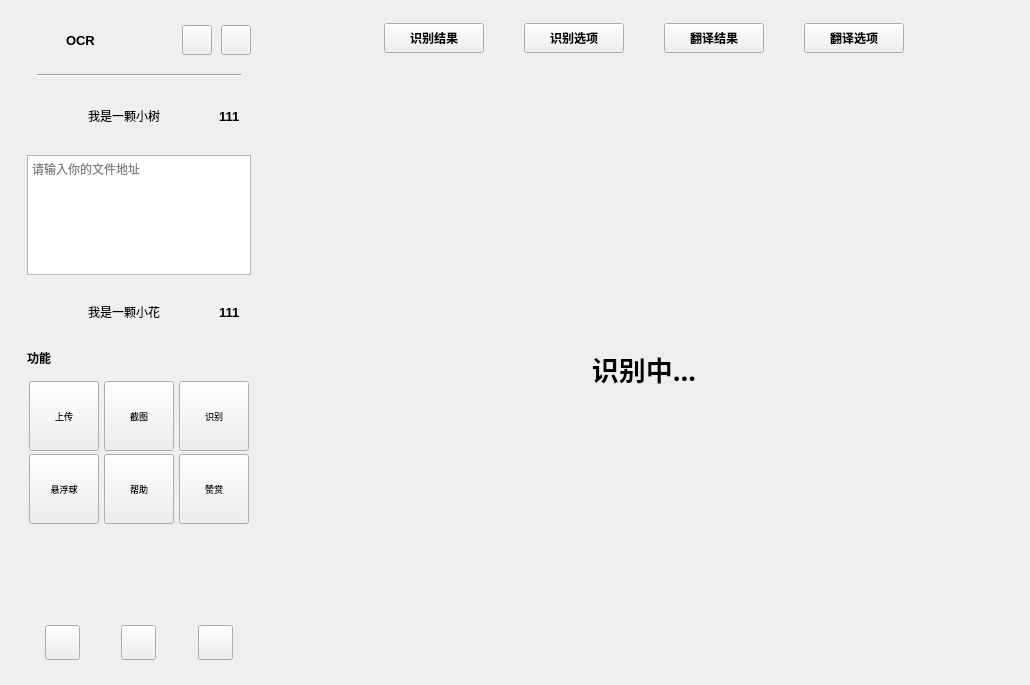
Old version of the form widget.ui in the repository slicesteak/SheepOCR.
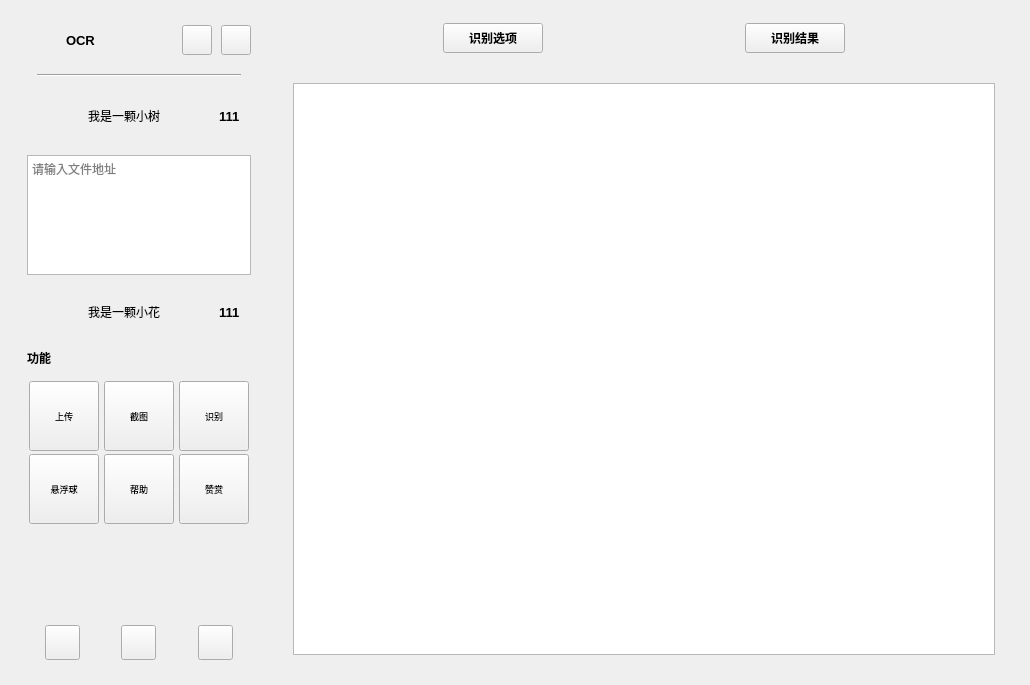
New version of the form. The open tabs and pages were chosen to show the change. Icons and pictures are not drawn.

Diff of the .ui file:
```diff
--- a/widget.ui
+++ b/widget.ui
@@ -314,7 +314,7 @@
             <item>
              <widget class="QTextEdit" name="picPath">
               <property name="placeholderText">
-               <string>请输入你的文件地址</string>
+               <string>请输入文件地址</string>
               </property>
              </widget>
             </item>
@@ -804,32 +804,6 @@
              </property>
             </spacer>
            </item>
-           <item>
-            <widget class="QPushButton" name="btn_main_item_1">
-             <property name="minimumSize">
-              <size>
-               <width>100</width>
-               <height>0</height>
-              </size>
-             </property>
-             <property name="maximumSize">
-              <size>
-               <width>100</width>
-               <height>30</height>
-              </size>
-             </property>
-             <property name="font">
-              <font>
-               <pointsize>9</pointsize>
-               <weight>75</weight>
-               <bold>true</bold>
-              </font>
-             </property>
-             <property name="text">
-              <string>识别结果</string>
-             </property>
-            </widget>
-           </item>
            <item>
             <widget class="QPushButton" name="btn_main_item_2">
              <property name="minimumSize">
@@ -857,33 +831,20 @@
             </widget>
            </item>
            <item>
-            <widget class="QPushButton" name="btn_main_item_3">
-             <property name="minimumSize">
-              <size>
-               <width>100</width>
-               <height>0</height>
-              </size>
+            <spacer name="horizontalSpacer_10">
+             <property name="orientation">
+              <enum>Qt::Horizontal</enum>
              </property>
-             <property name="maximumSize">
+             <property name="sizeHint" stdset="0">
               <size>
-               <width>100</width>
-               <height>30</height>
+               <width>40</width>
+               <height>20</height>
               </size>
              </property>
-             <property name="font">
-              <font>
-               <pointsize>9</pointsize>
-               <weight>75</weight>
-               <bold>true</bold>
-              </font>
-             </property>
-             <property name="text">
-              <string>翻译结果</string>
-             </property>
-            </widget>
+            </spacer>
            </item>
            <item>
-            <widget class="QPushButton" name="btn_main_item_4">
+            <widget class="QPushButton" name="btn_main_item_1">
              <property name="minimumSize">
               <size>
                <width>100</width>
@@ -904,7 +865,7 @@
               </font>
              </property>
              <property name="text">
-              <string>翻译选项</string>
+              <string>识别结果</string>
              </property>
             </widget>
            </item>
@@ -937,24 +898,12 @@
            <widget class="QWidget" name="page">
             <layout class="QVBoxLayout" name="verticalLayout_7">
              <item>
-              <widget class="QLabel" name="lab_mess_1">
+              <widget class="QTextEdit" name="lab_mess_1">
                <property name="font">
                 <font>
-                 <family>Agency FB</family>
                  <pointsize>20</pointsize>
-                 <weight>75</weight>
-                 <bold>true</bold>
                 </font>
                </property>
-               <property name="layoutDirection">
-                <enum>Qt::LeftToRight</enum>
-               </property>
-               <property name="text">
-                <string>识别中...</string>
-               </property>
-               <property name="alignment">
-                <set>Qt::AlignCenter</set>
-               </property>
               </widget>
              </item>
             </layout>
```
Left out of the diff: 2 changed lines with no effect on the pictures.
